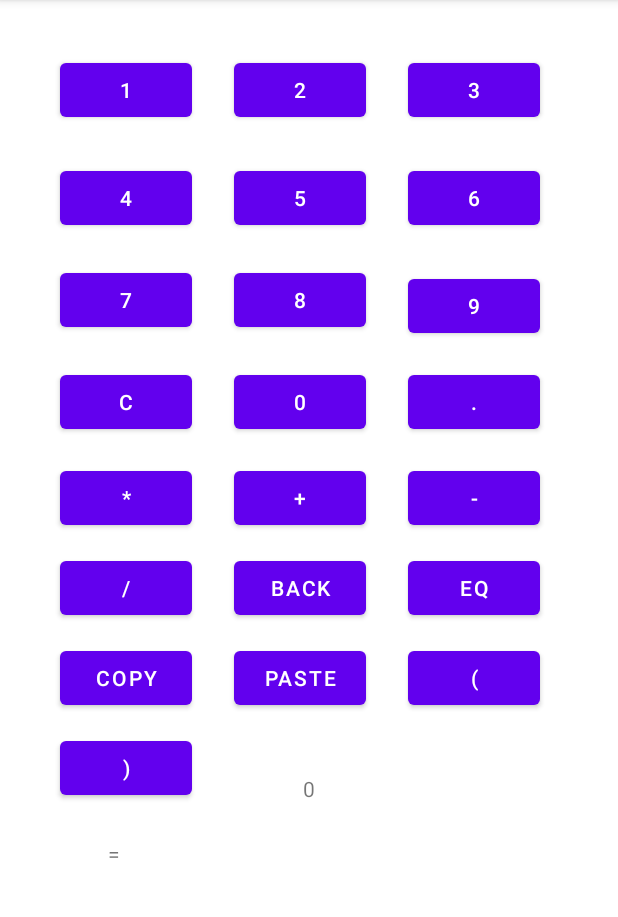
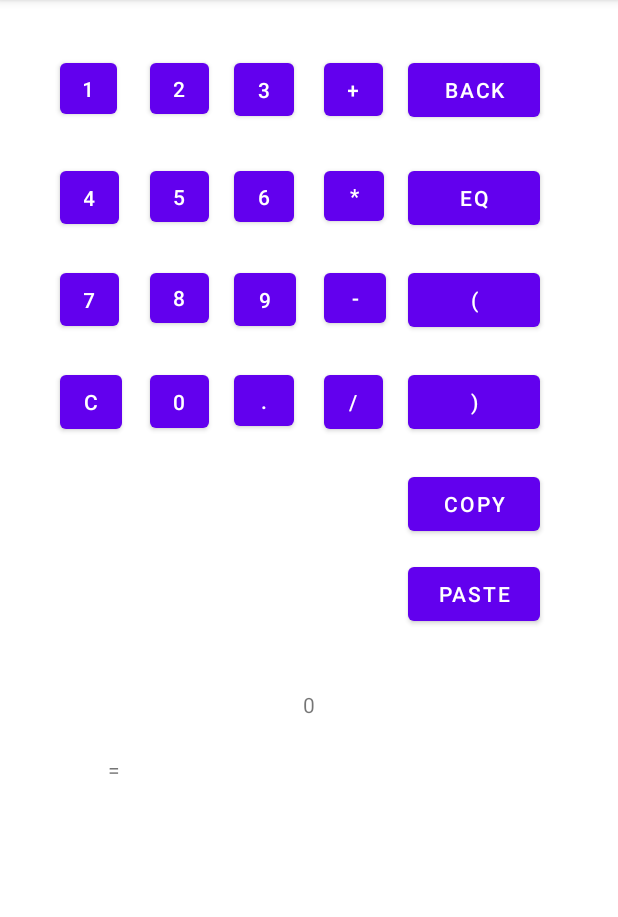
Before and after one commit to usermisterfive/Calculator, an Android app: the screen it shows after launch (MainActivity), on a phone screen of 412 x 824 dp, the part 84-1001 px from its top. Run offline under Robolectric (Android 15) with nearby library versions, the phone set to English and light mode, and no system bars.

Commit message:
make buttons with one symbol smaller #20

```diff
--- a/app/build.gradle
+++ b/app/build.gradle
@@ -2,7 +2,7 @@ plugins {
     id 'com.android.application'
 }
 
-project.ext.set("versionName", "13.0.0")
+project.ext.set("versionName", "13.1.0")
 
 android {
     compileSdk 34
--- a/app/src/main/res/layout/activity_main.xml
+++ b/app/src/main/res/layout/activity_main.xml
@@ -18,8 +18,8 @@
 
     <Button
         android:id="@+id/oneButton"
-        android:layout_width="wrap_content"
-        android:layout_height="wrap_content"
+        android:layout_width="38dp"
+        android:layout_height="46dp"
         android:layout_marginStart="40dp"
         android:layout_marginTop="36dp"
         android:text="@string/_1"
@@ -27,29 +27,89 @@
         app:layout_constraintTop_toTopOf="parent" />
 
     <Button
-        android:id="@+id/twoButton"
-        android:layout_width="wrap_content"
-        android:layout_height="wrap_content"
+        android:id="@+id/threeButton"
+        android:layout_width="40dp"
+        android:layout_height="47dp"
         android:layout_marginStart="156dp"
-        android:layout_marginTop="36dp"
-        android:text="@string/_2"
-        app:layout_constraintStart_toStartOf="parent"
-        app:layout_constraintTop_toTopOf="parent" />
-
-    <Button
-        android:id="@+id/threeButton"
-        android:layout_width="wrap_content"
-        android:layout_height="wrap_content"
-        android:layout_marginStart="272dp"
         android:layout_marginTop="36dp"
         android:text="@string/_3"
         app:layout_constraintStart_toStartOf="parent"
         app:layout_constraintTop_toTopOf="parent" />
 
     <Button
+        android:id="@+id/pointButton"
+        android:layout_width="40dp"
+        android:layout_height="46dp"
+        android:layout_marginStart="156dp"
+        android:layout_marginTop="244dp"
+        android:text="@string/dot"
+        app:layout_constraintStart_toStartOf="parent"
+        app:layout_constraintTop_toTopOf="parent" />
+
+    <Button
+        android:id="@+id/sixButton"
+        android:layout_width="40dp"
+        android:layout_height="46dp"
+        android:layout_marginStart="156dp"
+        android:layout_marginTop="108dp"
+        android:text="@string/_6"
+        app:layout_constraintStart_toStartOf="parent"
+        app:layout_constraintTop_toTopOf="parent" />
+
+    <Button
+        android:id="@+id/plusButton"
+        android:layout_width="39dp"
+        android:layout_height="47dp"
+        android:layout_marginStart="216dp"
+        android:layout_marginTop="36dp"
+        android:text="@string/plus"
+        app:layout_constraintStart_toStartOf="parent"
+        app:layout_constraintTop_toTopOf="parent" />
+
+    <Button
+        android:id="@+id/minusButton"
+        android:layout_width="41dp"
+        android:layout_height="45dp"
+        android:layout_marginStart="216dp"
+        android:layout_marginTop="176dp"
+        android:text="@string/minus"
+        app:layout_constraintStart_toStartOf="parent"
+        app:layout_constraintTop_toTopOf="parent" />
+
+    <Button
+        android:id="@+id/multiplyButton"
+        android:layout_width="40dp"
+        android:layout_height="45dp"
+        android:layout_marginStart="216dp"
+        android:layout_marginTop="108dp"
+        android:text="@string/multiply"
+        app:layout_constraintStart_toStartOf="parent"
+        app:layout_constraintTop_toTopOf="parent" />
+
+    <Button
+        android:id="@+id/divideButton"
+        android:layout_width="39dp"
+        android:layout_height="48dp"
+        android:layout_marginStart="216dp"
+        android:layout_marginTop="244dp"
+        android:text="@string/divide"
+        app:layout_constraintStart_toStartOf="parent"
+        app:layout_constraintTop_toTopOf="parent" />
+
+    <Button
+        android:id="@+id/nineButton"
+        android:layout_width="41dp"
+        android:layout_height="47dp"
+        android:layout_marginStart="156dp"
+        android:layout_marginTop="176dp"
+        android:text="@string/_9"
+        app:layout_constraintStart_toStartOf="parent"
+        app:layout_constraintTop_toTopOf="parent" />
+
+    <Button
         android:id="@+id/fourButton"
-        android:layout_width="wrap_content"
-        android:layout_height="wrap_content"
+        android:layout_width="39dp"
+        android:layout_height="47dp"
         android:layout_marginStart="40dp"
         android:layout_marginTop="108dp"
         android:text="@string/_4"
@@ -57,29 +117,9 @@
         app:layout_constraintTop_toTopOf="parent" />
 
     <Button
-        android:id="@+id/fiveButton"
-        android:layout_width="wrap_content"
-        android:layout_height="wrap_content"
-        android:layout_marginStart="156dp"
-        android:layout_marginTop="108dp"
-        android:text="@string/_5"
-        app:layout_constraintStart_toStartOf="parent"
-        app:layout_constraintTop_toTopOf="parent" />
-
-    <Button
-        android:id="@+id/sixButton"
-        android:layout_width="wrap_content"
-        android:layout_height="wrap_content"
-        android:layout_marginStart="272dp"
-        android:layout_marginTop="108dp"
-        android:text="@string/_6"
-        app:layout_constraintStart_toStartOf="parent"
-        app:layout_constraintTop_toTopOf="parent" />
-
-    <Button
         android:id="@+id/sevenButton"
-        android:layout_width="wrap_content"
-        android:layout_height="wrap_content"
+        android:layout_width="39dp"
+        android:layout_height="47dp"
         android:layout_marginStart="40dp"
         android:layout_marginTop="176dp"
         android:text="@string/_7"
@@ -88,39 +128,39 @@
 
     <Button
         android:id="@+id/eightButton"
-        android:layout_width="wrap_content"
-        android:layout_height="wrap_content"
-        android:layout_marginStart="156dp"
+        android:layout_width="39dp"
+        android:layout_height="45dp"
+        android:layout_marginStart="100dp"
         android:layout_marginTop="176dp"
         android:text="@string/_8"
         app:layout_constraintStart_toStartOf="parent"
         app:layout_constraintTop_toTopOf="parent" />
 
     <Button
-        android:id="@+id/nineButton"
-        android:layout_width="wrap_content"
-        android:layout_height="wrap_content"
-        android:layout_marginStart="272dp"
-        android:layout_marginTop="180dp"
-        android:text="@string/_9"
+        android:id="@+id/fiveButton"
+        android:layout_width="39dp"
+        android:layout_height="46dp"
+        android:layout_marginStart="100dp"
+        android:layout_marginTop="108dp"
+        android:text="@string/_5"
         app:layout_constraintStart_toStartOf="parent"
         app:layout_constraintTop_toTopOf="parent" />
 
     <Button
-        android:id="@+id/plusButton"
-        android:layout_width="wrap_content"
-        android:layout_height="wrap_content"
-        android:layout_marginStart="156dp"
-        android:layout_marginTop="308dp"
-        android:text="@string/plus"
+        android:id="@+id/twoButton"
+        android:layout_width="39dp"
+        android:layout_height="46dp"
+        android:layout_marginStart="100dp"
+        android:layout_marginTop="36dp"
+        android:text="@string/_2"
         app:layout_constraintStart_toStartOf="parent"
         app:layout_constraintTop_toTopOf="parent" />
 
     <Button
         android:id="@+id/zeroButton"
-        android:layout_width="wrap_content"
-        android:layout_height="wrap_content"
-        android:layout_marginStart="156dp"
+        android:layout_width="39dp"
+        android:layout_height="47dp"
+        android:layout_marginStart="100dp"
         android:layout_marginTop="244dp"
         android:text="@string/_0"
         app:layout_constraintStart_toStartOf="parent"
@@ -131,7 +171,7 @@
         android:layout_width="wrap_content"
         android:layout_height="wrap_content"
         android:layout_marginStart="272dp"
-        android:layout_marginTop="368dp"
+        android:layout_marginTop="108dp"
         android:text="@string/equalsButton"
         app:layout_constraintStart_toStartOf="parent"
         app:layout_constraintTop_toTopOf="parent" />
@@ -158,8 +198,8 @@
 
     <Button
         android:id="@+id/resetButton"
-        android:layout_width="wrap_content"
-        android:layout_height="wrap_content"
+        android:layout_width="41dp"
+        android:layout_height="48dp"
         android:layout_marginStart="40dp"
         android:layout_marginTop="244dp"
         android:text="@string/c"
@@ -167,51 +207,11 @@
         app:layout_constraintTop_toTopOf="parent" />
 
     <Button
-        android:id="@+id/minusButton"
+        android:id="@+id/backspaceButton"
         android:layout_width="wrap_content"
         android:layout_height="wrap_content"
         android:layout_marginStart="272dp"
-        android:layout_marginTop="308dp"
-        android:text="@string/minus"
-        app:layout_constraintStart_toStartOf="parent"
-        app:layout_constraintTop_toTopOf="parent" />
-
-    <Button
-        android:id="@+id/multiplyButton"
-        android:layout_width="wrap_content"
-        android:layout_height="wrap_content"
-        android:layout_marginStart="40dp"
-        android:layout_marginTop="308dp"
-        android:text="@string/multiply"
-        app:layout_constraintStart_toStartOf="parent"
-        app:layout_constraintTop_toTopOf="parent" />
-
-    <Button
-        android:id="@+id/pointButton"
-        android:layout_width="wrap_content"
-        android:layout_height="wrap_content"
-        android:layout_marginStart="272dp"
-        android:layout_marginTop="244dp"
-        android:text="@string/dot"
-        app:layout_constraintStart_toStartOf="parent"
-        app:layout_constraintTop_toTopOf="parent" />
-
-    <Button
-        android:id="@+id/divideButton"
-        android:layout_width="wrap_content"
-        android:layout_height="wrap_content"
-        android:layout_marginStart="40dp"
-        android:layout_marginTop="368dp"
-        android:text="@string/divide"
-        app:layout_constraintStart_toStartOf="parent"
-        app:layout_constraintTop_toTopOf="parent" />
-
-    <Button
-        android:id="@+id/backspaceButton"
-        android:layout_width="wrap_content"
-        android:layout_height="wrap_content"
-        android:layout_marginStart="156dp"
-        android:layout_marginTop="368dp"
+        android:layout_marginTop="36dp"
         android:text="@string/backspace"
         app:layout_constraintStart_toStartOf="parent"
         app:layout_constraintTop_toTopOf="parent" />
@@ -220,8 +220,8 @@
         android:id="@+id/copyButton"
         android:layout_width="wrap_content"
         android:layout_height="wrap_content"
-        android:layout_marginStart="40dp"
-        android:layout_marginTop="428dp"
+        android:layout_marginStart="272dp"
+        android:layout_marginTop="312dp"
         android:text="@string/copy"
         app:layout_constraintStart_toStartOf="parent"
         app:layout_constraintTop_toTopOf="parent" />
@@ -230,8 +230,8 @@
         android:id="@+id/pasteButton"
         android:layout_width="wrap_content"
         android:layout_height="wrap_content"
-        android:layout_marginStart="156dp"
-        android:layout_marginTop="428dp"
+        android:layout_marginStart="272dp"
+        android:layout_marginTop="372dp"
         android:text="@string/paste"
         app:layout_constraintStart_toStartOf="parent"
         app:layout_constraintTop_toTopOf="parent" />
@@ -241,7 +241,7 @@
         android:layout_width="wrap_content"
         android:layout_height="wrap_content"
         android:layout_marginStart="272dp"
-        android:layout_marginTop="428dp"
+        android:layout_marginTop="176dp"
         android:text="("
         app:layout_constraintStart_toStartOf="parent"
         app:layout_constraintTop_toTopOf="parent" />
@@ -250,8 +250,8 @@
         android:id="@+id/rightBracketButton"
         android:layout_width="wrap_content"
         android:layout_height="wrap_content"
-        android:layout_marginStart="40dp"
-        android:layout_marginTop="488dp"
+        android:layout_marginStart="272dp"
+        android:layout_marginTop="244dp"
         android:text=")"
         app:layout_constraintStart_toStartOf="parent"
         app:layout_constraintTop_toTopOf="parent" />
```
